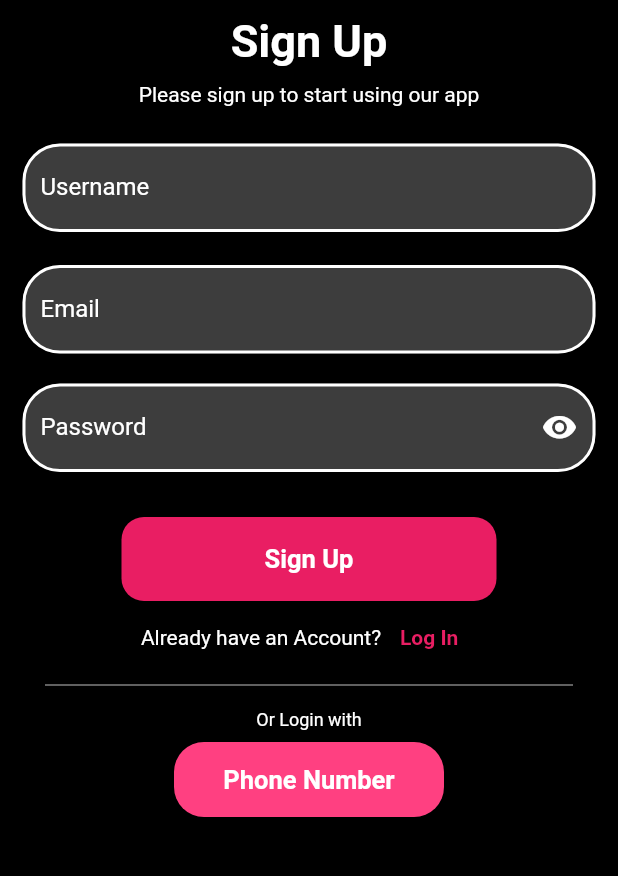
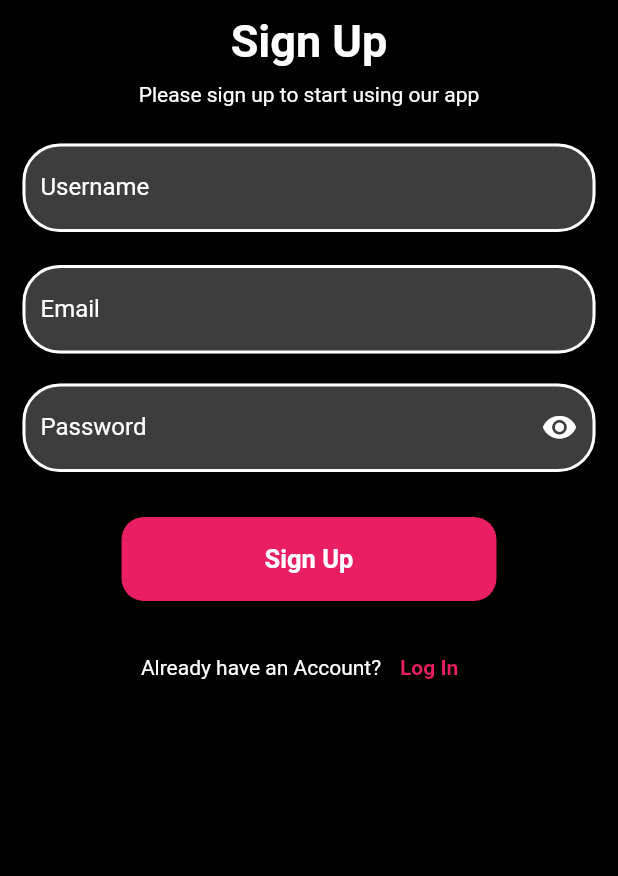
Before and after one commit to Chinmayrele/BAE-Dating-App, a Flutter app: the SignUp screen opened directly, on a phone screen of 412 x 824 dp, the part 272-1148 px from its top. Run offline on Flutter 3.47's test engine with Material 2 defaults, Android fonts, the light colour scheme and no system bars; our stand-ins replace cloud_firestore, dotted_border, dropdown_button2, firebase_auth, firebase_core, firebase_storage and 9 more; missing offline and left inert: razorpay_flutter, zego_express_engine; accounts and stored records are empty.

Commit message:
email with verification done & otp login removed

```diff
--- a/lib/data/signup_form.dart
+++ b/lib/data/signup_form.dart
@@ -1,15 +1,8 @@
-import 'package:bar_chat_dating_app/screens/phone_login.dart';
-import 'package:bar_chat_dating_app/screens/que_screen.dart';
 import 'package:flutter/material.dart';
 import 'package:flutter/services.dart';
-// import 'package:flutter_tinder_clone_app/screens/home_page_screen.dart';
-// import 'package:flutter_tinder_clone_app/screens/login_number.dart';
 
 import '../auth/login.dart';
 import '../auth/signup.dart';
-import '../screens/home_page_screen.dart';
-// import 'package:mobiflix_flutter/auth/login.dart';
-// import 'package:mobiflix_flutter/auth/signup.dart';
 
 class SignUpForm extends StatefulWidget {
   final bool isLogin;
@@ -103,7 +96,7 @@ class _SignUpFormState extends State<SignUpForm> {
                           // gapPadding: 8,
                           borderRadius: BorderRadius.circular(20),
                         )),
-                    textInputAction: TextInputAction.next,
+                    textInputAction: TextInputAction.done,
                     validator: (value) {
                       if (value!.isEmpty || value.length < 6) {
                         return 'Enter Username with Min Length 7';
@@ -159,7 +152,7 @@ class _SignUpFormState extends State<SignUpForm> {
                   border: OutlineInputBorder(
                     borderRadius: BorderRadius.circular(20),
                   )),
-              textInputAction: TextInputAction.next,
+              textInputAction: TextInputAction.done,
               validator: (val) {
                 if (val!.isEmpty) {
                   return 'Please Enter Email Address';
@@ -250,8 +243,6 @@ class _SignUpFormState extends State<SignUpForm> {
             child: ElevatedButton(
               onPressed: () {
                 _trySubmit(context);
-                // Navigator.of(context).pushReplacement(MaterialPageRoute(
-                //     builder: (ctx) => const QueScreen()));
               },
               child: widget.isLoading
                   ? const CircularProgressIndicator(
@@ -272,6 +263,7 @@ class _SignUpFormState extends State<SignUpForm> {
                   primary: Colors.pink),
             ),
           ),
+          const SizedBox(height: 20),
           Row(
             mainAxisAlignment: MainAxisAlignment.center,
             children: [
@@ -296,41 +288,43 @@ class _SignUpFormState extends State<SignUpForm> {
                   ))
             ],
           ),
-          const Divider(
-            color: Colors.white,
-            indent: 30,
-            endIndent: 30,
-            thickness: 0.5,
-          ),
-          const SizedBox(height: 8),
-          const Text(
-            'Or Login with',
-            style: TextStyle(color: Colors.white, fontSize: 12),
-          ),
-          const SizedBox(height: 8),
-          SizedBox(
-            // width: deviceSize.width * 0.5,
-            width: 180,
-            height: 50,
-            child: ElevatedButton(
-              onPressed: () {
-                Navigator.pushReplacement(context,
-                    MaterialPageRoute(builder: (ctx) => const PhoneLogin()));
-              },
-              child: const Text('Phone Number',
-                  style: TextStyle(
-                    color: Colors.white,
-                    fontWeight: FontWeight.bold,
-                    fontSize: 17,
-                  )),
-              style: ElevatedButton.styleFrom(
-                elevation: 20,
-                primary: Colors.pinkAccent,
-                shape: RoundedRectangleBorder(
-                    borderRadius: BorderRadius.circular(20)),
-              ),
-            ),
-          )
+          //PHONE NUMBER LOGIN COMMENTED
+
+          // const Divider(
+          //   color: Colors.white,
+          //   indent: 30,
+          //   endIndent: 30,
+          //   thickness: 0.5,
+          // ),
+          // const SizedBox(height: ),
+          // const Text(
+          //   'Or Login with',
+          //   style: TextStyle(color: Colors.white, fontSize: 12),
+          // ),
+          // const SizedBox(height: 8),
+          // SizedBox(
+          //   // width: deviceSize.width * 0.5,
+          //   width: 180,
+          //   height: 50,
+          //   child: ElevatedButton(
+          //     onPressed: () {
+          //       Navigator.pushReplacement(context,
+          //           MaterialPageRoute(builder: (ctx) => const PhoneLogin()));
+          //     },
+          //     child: const Text('Phone Number',
+          //         style: TextStyle(
+          //           color: Colors.white,
+          //           fontWeight: FontWeight.bold,
+          //           fontSize: 17,
+          //         )),
+          //     style: ElevatedButton.styleFrom(
+          //       elevation: 20,
+          //       primary: Colors.pinkAccent,
+          //       shape: RoundedRectangleBorder(
+          //           borderRadius: BorderRadius.circular(20)),
+          //     ),
+          //   ),
+          // )
         ],
       ),
     );
--- a/lib/screens/account_screen.dart
+++ b/lib/screens/account_screen.dart
@@ -3,6 +3,7 @@ import 'dart:io';
 import 'package:bar_chat_dating_app/models/user_info.dart';
 import 'package:bar_chat_dating_app/providers/info_provider.dart';
 import 'package:bar_chat_dating_app/screens/person_info.dart';
+import 'package:bar_chat_dating_app/screens/splash_screen.dart';
 import 'package:bar_chat_dating_app/screens/start_screen.dart';
 import 'package:cloud_firestore/cloud_firestore.dart';
 import 'package:firebase_auth/firebase_auth.dart';
@@ -263,7 +264,8 @@ class _AccountScreenState extends State<AccountScreen> {
                                 FirebaseAuth.instance.signOut();
                                 Navigator.of(context).pushReplacement(
                                     MaterialPageRoute(
-                                        builder: (ctx) => const StartScreen()));
+                                        builder: (ctx) =>
+                                            const SplashScreen()));
                               },
                               child: Container(
                                 width: 60,
--- a/lib/screens/phone_login.dart
+++ b/lib/screens/phone_login.dart
@@ -1,9 +1,7 @@
 import 'package:bar_chat_dating_app/auth/login.dart';
 import 'package:firebase_auth/firebase_auth.dart';
 import 'package:flutter/material.dart';
-import 'package:flutter/services.dart';
 import 'package:intl_phone_field/intl_phone_field.dart';
-// import 'package:flutter_tinder_clone_app/screens/otp_screen.dart';
 
 import './otp_screen.dart';
 
```
Also changed, not shown: lib/auth/login.dart (+29 -6 lines), lib/auth/signup.dart (+5 -10 lines), lib/data/verify_email.dart (added, +122 -0 lines), lib/screens/start_screen.dart (+4 -13 lines).
